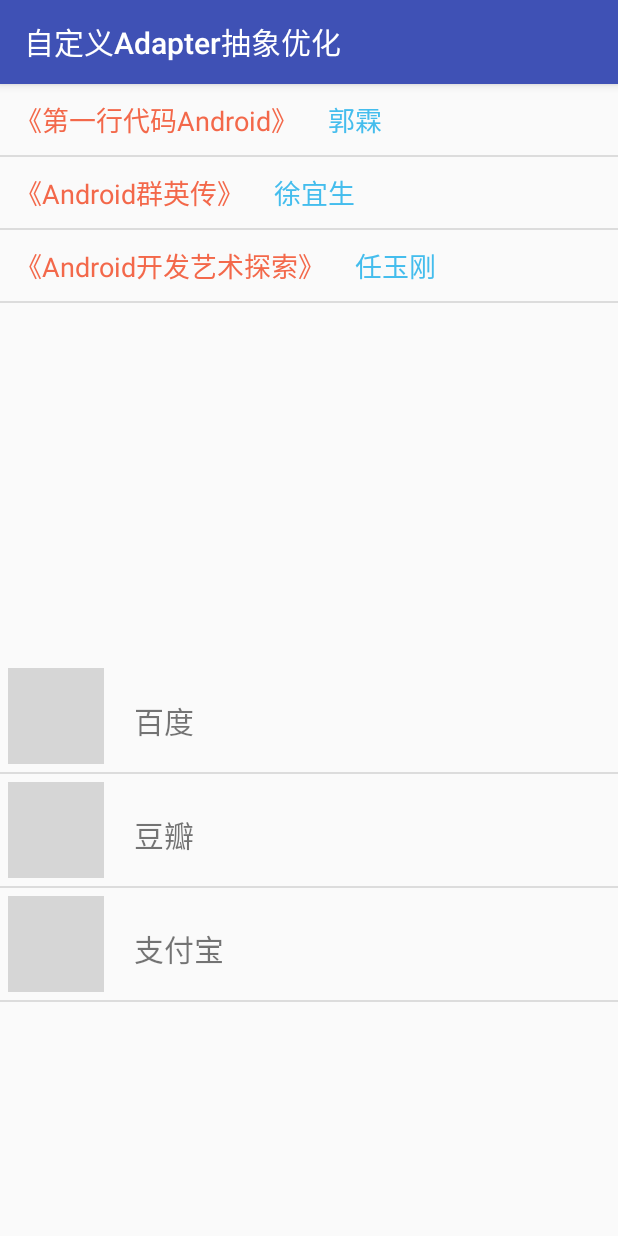
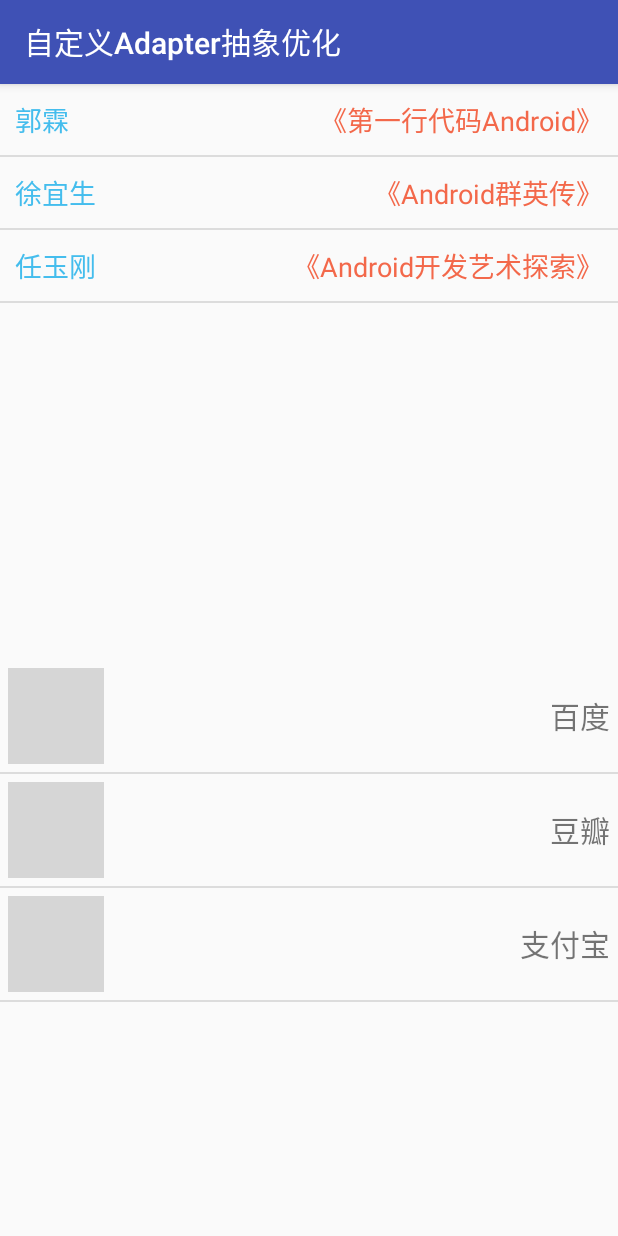
Before and after one commit to LinTeX9527/AndroidStudyNote, an Android app: the TestCustomAdapterActivity screen opened directly, with no data from a screen before it, on a phone screen of 412 x 824 dp. Run offline under Robolectric (Android 15) with nearby library versions, the phone set to English and light mode, and no system bars; grey boxes are pictures that could not be loaded.

Commit message:
给自定义adapter添加事件监听器，并修改了UI布局

```diff
--- a/runoob/src/main/java/com/lintex9527/runoob/TestCustomAdapterActivity.java
+++ b/runoob/src/main/java/com/lintex9527/runoob/TestCustomAdapterActivity.java
@@ -3,7 +3,11 @@ package com.lintex9527.runoob;
 import android.content.Context;
 import android.support.v7.app.AppCompatActivity;
 import android.os.Bundle;
+import android.view.View;
+import android.widget.AdapterView;
 import android.widget.ListView;
+import android.widget.TextView;
+import android.widget.Toast;
 
 import com.lintex9527.controller.MyCustomAdapter;
 import com.lintex9527.model.App;
@@ -18,10 +22,12 @@ import java.util.List;
  */
 public class TestCustomAdapterActivity extends AppCompatActivity {
 
+    // UI 相关的成员
     private Context mContext;
     private ListView mListView_book;
     private ListView mListView_app;
 
+    // 数据相关的成员
     private MyCustomAdapter<App> myAdapterApp = null;
     private MyCustomAdapter<Book> myAdapterBook = null;
     private List<App> mDataApp = null;
@@ -35,6 +41,10 @@ public class TestCustomAdapterActivity extends AppCompatActivity {
         init();
     }
 
+
+    /**
+     * 初始化控件，绑定数据，设置ListView的适配器
+     */
     private void init(){
         mListView_book = (ListView) findViewById(R.id.listview_book);
         mListView_app = (ListView) findViewById(R.id.listview_app);
@@ -52,6 +62,11 @@ public class TestCustomAdapterActivity extends AppCompatActivity {
 
         // Adapter 初始化
         myAdapterApp = new MyCustomAdapter<App>((ArrayList<App>) mDataApp, R.layout.item_app) {
+            /**
+             * MyCustomAdapter 本是一个抽象类，这里实例化则必须要实现方法 bindView()
+             * @param holder
+             * @param obj
+             */
             @Override
             public void bindView(ViewHolder holder, App obj) {
                 holder.setImageResource(R.id.img_icon, obj.getIcon());
@@ -71,5 +86,12 @@ public class TestCustomAdapterActivity extends AppCompatActivity {
         // 分别为ListView设置adapter
         mListView_book.setAdapter(myAdapterBook);
         mListView_app.setAdapter(myAdapterApp);
+        mListView_app.setOnItemClickListener(new AdapterView.OnItemClickListener() {
+            @Override
+            public void onItemClick(AdapterView<?> parent, View view, int position, long id) {
+                TextView tv = (TextView) view.findViewById(R.id.txt_name);
+                Toast.makeText(getBaseContext(), "APP 名字是" + tv.getText(), Toast.LENGTH_SHORT).show();
+            }
+        });
     }
 }
--- a/runoob/src/main/res/layout/activity_test_custom_adapter.xml
+++ b/runoob/src/main/res/layout/activity_test_custom_adapter.xml
@@ -9,7 +9,7 @@
 
     <ListView
         android:id="@+id/listview_book"
-        android:layout_width="wrap_content"
+        android:layout_width="match_parent"
         android:layout_height="0dp"
         android:layout_weight="1"
         >
@@ -19,7 +19,7 @@
 
     <ListView
         android:id="@+id/listview_app"
-        android:layout_width="wrap_content"
+        android:layout_width="match_parent"
         android:layout_height="0dp"
         android:layout_weight="1"
         >
--- a/runoob/src/main/res/layout/item_app.xml
+++ b/runoob/src/main/res/layout/item_app.xml
@@ -1,6 +1,5 @@
 <?xml version="1.0" encoding="utf-8"?>
-<LinearLayout xmlns:android="http://schemas.android.com/apk/res/android"
-    android:orientation="horizontal"
+<RelativeLayout xmlns:android="http://schemas.android.com/apk/res/android"
     android:layout_width="match_parent"
     android:layout_height="match_parent"
     android:padding="5dp"
@@ -10,15 +9,17 @@
         android:id="@+id/img_icon"
         android:layout_width="64dp"
         android:layout_height="64dp"
+        android:layout_alignParentLeft="true"
+        android:layout_centerHorizontal="true"
         />
 
     <TextView
         android:id="@+id/txt_name"
         android:layout_width="wrap_content"
         android:layout_height="wrap_content"
-        android:layout_marginLeft="20dp"
-        android:layout_marginTop="20dp"
+        android:layout_alignParentRight="true"
+        android:layout_centerVertical="true"
         android:textSize="20sp"
         />
 
-</LinearLayout>
+</RelativeLayout>
--- a/runoob/src/main/res/layout/item_book.xml
+++ b/runoob/src/main/res/layout/item_book.xml
@@ -1,26 +1,26 @@
 <?xml version="1.0" encoding="utf-8"?>
-<LinearLayout xmlns:android="http://schemas.android.com/apk/res/android"
-    android:orientation="horizontal"
+<RelativeLayout xmlns:android="http://schemas.android.com/apk/res/android"
     android:layout_width="match_parent"
     android:layout_height="match_parent"
     android:padding="10dp"
     >
 
     <TextView
+        android:id="@+id/txt_bookauthor"
+        android:layout_width="wrap_content"
+        android:layout_height="wrap_content"
+        android:layout_alignParentLeft="true"
+        android:textColor="#44BDED"
+        android:textSize="18sp"
+        />
+
+    <TextView
         android:id="@+id/txt_bookname"
         android:layout_width="wrap_content"
         android:layout_height="wrap_content"
+        android:layout_alignParentRight="true"
         android:textSize="18sp"
         android:textColor="#F3684A"
         />
 
-    <TextView
-        android:id="@+id/txt_bookauthor"
-        android:layout_width="wrap_content"
-        android:layout_height="wrap_content"
-        android:layout_marginLeft="20dp"
-        android:textColor="#44BDED"
-        android:textSize="18sp"
-        />
-
-</LinearLayout>
+</RelativeLayout>
```
